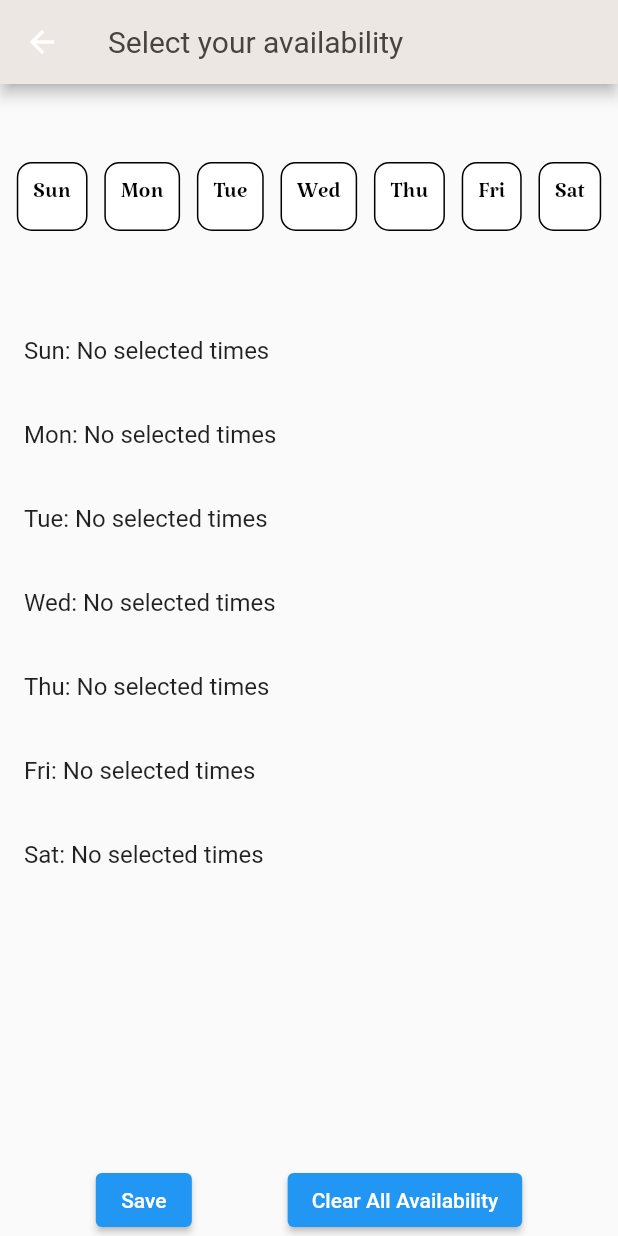
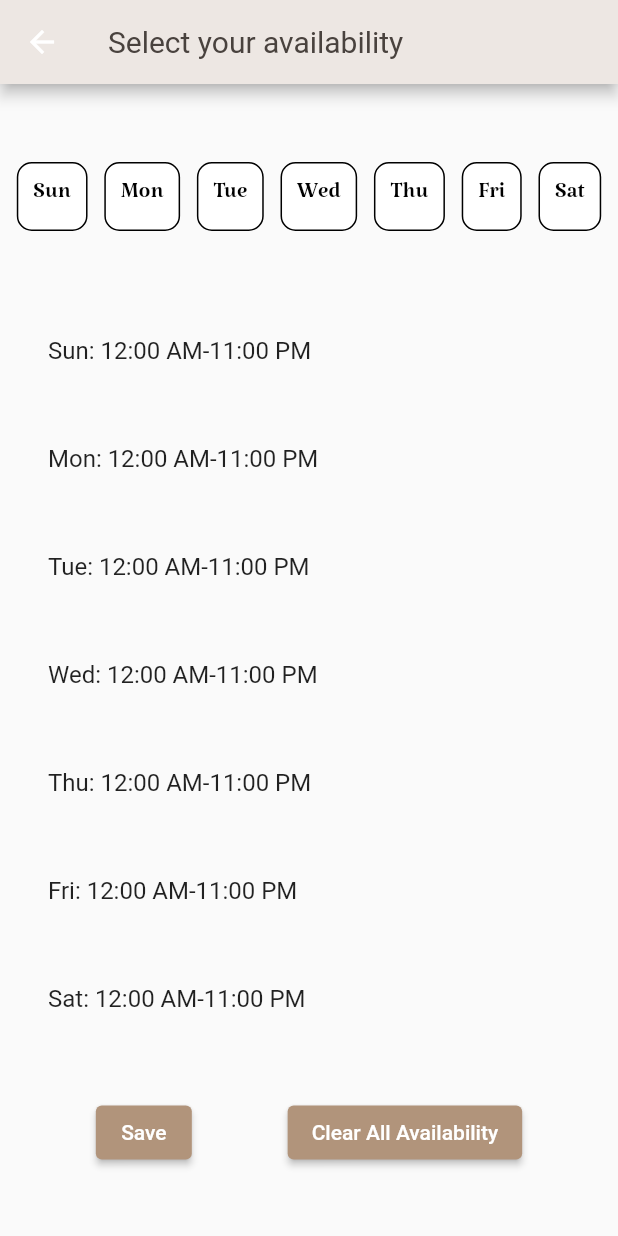
Before and after one commit to matt0125/Scheduler, a Flutter app: the AvailabilityScreen screen opened directly, after a tap on "Save", on a phone screen of 412 x 824 dp. Run offline on Flutter 3.47's test engine with Material 2 defaults, Android fonts, the phone set to English and light mode, and no system bars; our stand-ins replace shared_preferences, table_calendar; accounts and stored records are empty; network calls fail.

Commit message:
Availability page api done

```diff
--- a/sched/lib/Pages/availability.dart
+++ b/sched/lib/Pages/availability.dart
@@ -1,5 +1,7 @@
 import 'package:flutter/material.dart';
 import 'package:shared_preferences/shared_preferences.dart';
+
+import '../Services/APIService.dart';
 
 class AvailabilityScreen extends StatefulWidget {
   @override
@@ -8,8 +10,10 @@ class AvailabilityScreen extends StatefulWidget {
 
 class _AvailabilityScreenState extends State<AvailabilityScreen> {
   List<String> daysOfWeek = ['Sun', 'Mon', 'Tue', 'Wed', 'Thu', 'Fri', 'Sat'];
-  List<List<bool>> availability = List.generate(7, (index) => List.filled(24, false));
+  List<List<bool>> availability = List.generate(7, (index) => List.filled(24, true));
   List<List<String>> selectedTimes = List.generate(7, (index) => []);
+
+  APIService apiService = APIService();
 
   int selectedDayIndex = -1;
 
@@ -30,7 +34,7 @@ class _AvailabilityScreenState extends State<AvailabilityScreen> {
         children: [
           // Days of the week row
           AnimatedContainer(
-            duration: Duration(milliseconds: 500),
+            duration: Duration(milliseconds: 225),
             height: selectedDayIndex != -1 ? 50 : 150, // Adjusted height for animation
             child: Row(
               mainAxisAlignment: MainAxisAlignment.spaceEvenly,
@@ -50,7 +54,10 @@ class _AvailabilityScreenState extends State<AvailabilityScreen> {
                     border: Border.all(color: Colors.black),
                     borderRadius: BorderRadius.circular(10),
                   ),
-                  child: Text(entry.value, style: TextStyle(fontFamily: 'Katibeh', fontSize: 20, color: Colors.black)),
+                  child: Text(
+                    entry.value,
+                    style: TextStyle(fontFamily: 'Katibeh', fontSize: 20, color: Colors.black),
+                  ),
                 ),
               ))
                   .toList(),
@@ -59,30 +66,43 @@ class _AvailabilityScreenState extends State<AvailabilityScreen> {
           // Selected day hours
           if (selectedDayIndex != -1)
             Expanded(
-              child: SingleChildScrollView(
+              flex: 31,
+              child: PageView.builder(
+                itemCount: daysOfWeek.length,
+                controller: PageController(initialPage: selectedDayIndex),
+                onPageChanged: (int page) {
+                  setState(() {
+                    selectedDayIndex = page;
+                  });
+                },
+                itemBuilder: (context, index) {
+                  return SingleChildScrollView(
                     child: GridView.builder(
                       gridDelegate: SliverGridDelegateWithFixedCrossAxisCount(crossAxisCount: 4),
                       itemCount: 24,
                       shrinkWrap: true,
-                  itemBuilder: (context, index) {
+                      itemBuilder: (context, timeIndex) {
                         return GestureDetector(
                           onTap: () {
                             setState(() {
-                          availability[selectedDayIndex][index] = !availability[selectedDayIndex][index];
-                          if (availability[selectedDayIndex][index]) {
-                            updateSelectedTimes(selectedDayIndex, index, true);
+                              availability[selectedDayIndex][timeIndex] =
+                              !availability[selectedDayIndex][timeIndex];
+                              if (availability[selectedDayIndex][timeIndex]) {
+                                updateSelectedTimes(selectedDayIndex, timeIndex, true);
                               } else {
-                            updateSelectedTimes(selectedDayIndex, index, false);
+                                updateSelectedTimes(selectedDayIndex, timeIndex, false);
                               }
                             });
                           },
                           child: Container(
                             decoration: BoxDecoration(
                                 border: Border.all(color: Colors.black),
-                            color: availability[selectedDayIndex][index] ? Color(0xFFCDBFB6) : Colors.white),
+                                color: availability[selectedDayIndex][timeIndex]
+                                    ? Color(0xFFCDBFB6)
+                                    : Colors.white),
                             child: Center(
                               child: Text(
-                            '${index % 12 == 0 ? 12 : index % 12}:00 ${index < 12 ? 'AM' : 'PM'}',
+                                '${timeIndex % 12 == 0 ? 12 : timeIndex % 12}:00 ${timeIndex < 12 ? 'AM' : 'PM'}',
                                 style: TextStyle(fontSize: 14, color: Colors.black),
                               ),
                             ),
@@ -90,39 +110,71 @@ class _AvailabilityScreenState extends State<AvailabilityScreen> {
                         );
                       },
                     ),
+                  );
+                },
               ),
             ),
           // Selected times for each day
           Expanded(
-            child: ListView.builder(
-              itemCount: daysOfWeek.length,
+            child: ListView.separated(
+              itemCount: 7, // Set the itemCount to the number of days
+              separatorBuilder: (context, index) => SizedBox(height: 16.0), // Adjust the height for vertical spacing
               itemBuilder: (context, dayIndex) {
-                return ListTile(
+                return Padding(
+                  padding: const EdgeInsets.symmetric(horizontal: 16.0), // Adjust the horizontal spacing as needed
+                  child: ListTile(
                     title: Text(
-                    '${daysOfWeek[dayIndex]}: ${formatSelectedTimes(selectedTimes[dayIndex])}',
+                      formatSelectedTimesForDay(availability[dayIndex], daysOfWeek[dayIndex]),
                       style: TextStyle(fontSize: 16),
+                    ),
                   ),
                 );
               },
             ),
           ),
           // Save and Clear All Availability buttons
-          Row(
+          Padding(
+            padding: const EdgeInsets.only(bottom: 45.0), // Adjust the padding as needed
+            child: Row(
               mainAxisAlignment: MainAxisAlignment.spaceEvenly,
               children: [
                 ElevatedButton(
-                onPressed: () {
+                  onPressed: () async {
+                    await apiService.updateAvailability(availability);
+                    ScaffoldMessenger.of(context).showSnackBar(
+                      SnackBar(
+                        content: Text(
+                          'Availability has been set.',
+                        ),
+                        duration: Duration(milliseconds: 600),
+                      ),
+                    );
                     saveAvailability();
                   },
+                  style: ElevatedButton.styleFrom(
+                    backgroundColor: Color(0xFFB1947B), // Change this color to the desired one
+                  ),
                   child: Text('Save'),
                 ),
                 ElevatedButton(
                   onPressed: () {
+                    ScaffoldMessenger.of(context).showSnackBar(
+                      SnackBar(
+                        content: Text(
+                          'All availability has been cleared.',
+                        ),
+                        duration: Duration(milliseconds: 600),
+                      ),
+                    );
                     clearAllAvailability();
                   },
+                  style: ElevatedButton.styleFrom(
+                    backgroundColor: Color(0xFFB1947B), // Change this color to the desired one
+                  ),
                   child: Text('Clear All Availability'),
                 ),
               ],
+            ),
           ),
         ],
       ),
@@ -131,36 +183,14 @@ class _AvailabilityScreenState extends State<AvailabilityScreen> {
 
   void updateSelectedTimes(int dayIndex, int timeIndex, bool isAdding) {
     if (isAdding) {
-      selectedTimes[dayIndex].add('${timeIndex % 12 == 0 ? 12 : timeIndex % 12}:00 ${timeIndex < 12 ? 'AM' : 'PM'}');
+      selectedTimes[dayIndex].add(
+          '${timeIndex % 12 == 0 ? 12 : timeIndex % 12}:00 ${timeIndex < 12 ? 'AM' : 'PM'}');
     } else {
-      selectedTimes[dayIndex].remove('${timeIndex % 12 == 0 ? 12 : timeIndex % 12}:00 ${timeIndex < 12 ? 'AM' : 'PM'}');
+      selectedTimes[dayIndex].remove(
+          '${timeIndex % 12 == 0 ? 12 : timeIndex % 12}:00 ${timeIndex < 12 ? 'AM' : 'PM'}');
     }
-    selectedTimes[dayIndex].sort((a, b) => int.parse(a.split(':')[0]).compareTo(int.parse(b.split(':')[0])));
-  }
-
-  String formatSelectedTimes(List<String> times) {
-    if (times.isEmpty) return 'No selected times';
-    List<String> formattedTimes = [];
-    int start = 0, end = 0;
-    for (int i = 1; i < times.length; i++) {
-      if (int.parse(times[i - 1].split(':')[0]) + 1 == int.parse(times[i].split(':')[0]) &&
-          times[i - 1].split(' ')[1] == times[i].split(' ')[1]) {
-        end = i;
-      } else {
-        if (start == end) {
-          formattedTimes.add(times[start]);
-        } else {
-          formattedTimes.add('${times[start]}-${times[end]}');
-        }
-        start = end = i;
-      }
-    }
-    if (start == end) {
-      formattedTimes.add(times[start]);
-    } else {
-      formattedTimes.add('${times[start]}-${times[end]}');
-    }
-    return formattedTimes.join(', ');
+    selectedTimes[dayIndex].sort(
+            (a, b) => int.parse(a.split(':')[0]).compareTo(int.parse(b.split(':')[0])));
   }
 
   // Save availability to SharedPreferences
@@ -199,6 +229,41 @@ class _AvailabilityScreenState extends State<AvailabilityScreen> {
   }
 }
 
+String formatSelectedTimesForDay(List<bool> availabilityForDay, String dayOfWeek) {
+  List<String> timesForDay = [];
+  bool isInRange = false;
+  int startHour = 0;
+
+  for (int timeIndex = 0; timeIndex < 24; timeIndex++) {
+    if (availabilityForDay[timeIndex]) {
+      if (!isInRange) {
+        // Start of a new range
+        startHour = timeIndex;
+        isInRange = true;
+      }
+    } else if (isInRange) {
+      // End of the current range
+      int endHour = timeIndex - 1;
+      timesForDay.add(
+          '${startHour == endHour ? '${endHour % 12 == 0 ? 12 : endHour % 12}:00 ${endHour < 12 ? 'AM' : 'PM'}' : '${startHour % 12 == 0 ? 12 : startHour % 12}:00 ${startHour < 12 ? 'AM' : 'PM'}-${endHour % 12 == 0 ? 12 : endHour % 12}:00 ${endHour < 12 ? 'AM' : 'PM'}'}');
+      isInRange = false;
+    }
+  }
+
+  // Check for a range that extends to the end of the day
+  if (isInRange) {
+    int endHour = 23;
+    timesForDay.add(
+        '${startHour % 12 == 0 ? 12 : startHour % 12}:00 ${startHour < 12 ? 'AM' : 'PM'}-${endHour % 12 == 0 ? 12 : endHour % 12}:00 ${endHour < 12 ? 'AM' : 'PM'}');
+  }
+
+  if (timesForDay.isNotEmpty) {
+    return '$dayOfWeek: ${timesForDay.join(', ')}';
+  } else {
+    return '$dayOfWeek: Not available';
+  }
+}
+
 void main() {
   runApp(MaterialApp(home: AvailabilityScreen()));
 }
--- a/sched/lib/Services/APIService.dart
+++ b/sched/lib/Services/APIService.dart
@@ -356,6 +356,21 @@ class APIService {
 
     return positions;
   }
+
+  Future<Response> updateAvailability(List<List<bool>> availability) async {
+    final data = {
+      'availability': availability,
+    };
+
+    final responseData = await putToEndpoint(data, 'employee/${DataService.readEmpId()}/availabilityByArray');
+
+    return Response(
+      message: responseData['message'],
+      success: (responseData['message'] == 'Availability updated successfully') ? true : false,
+    );
+  }
+
+
 }
 
 class Response {
```
Lines whose indentation alone changed are shown as unchanged.
